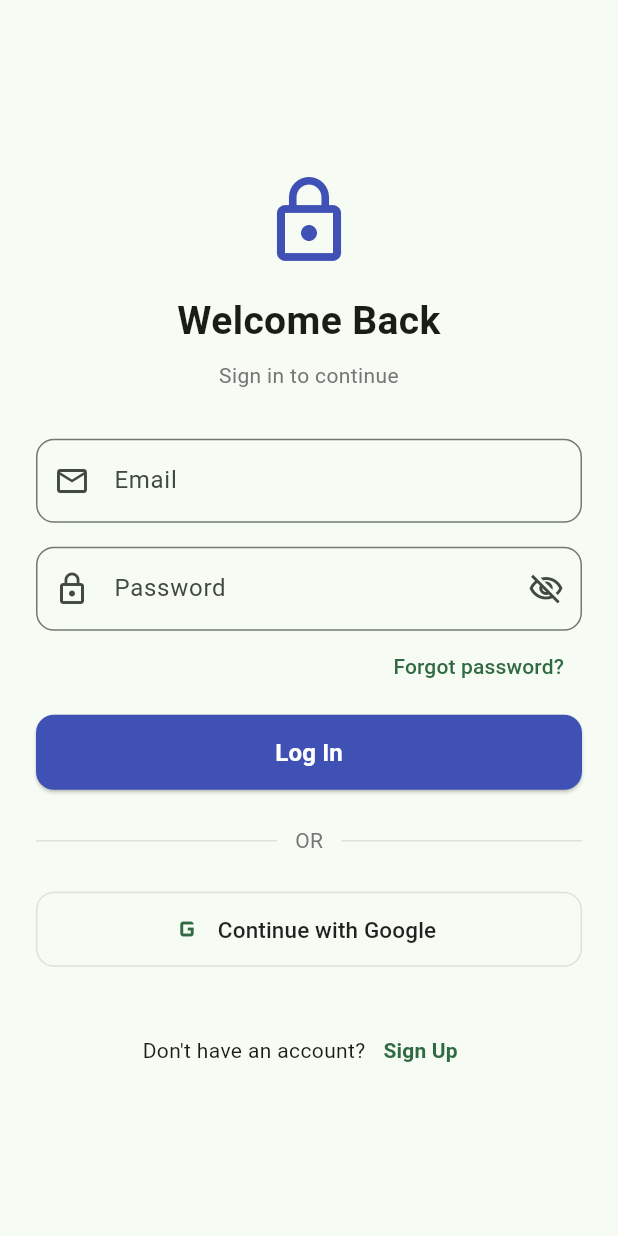
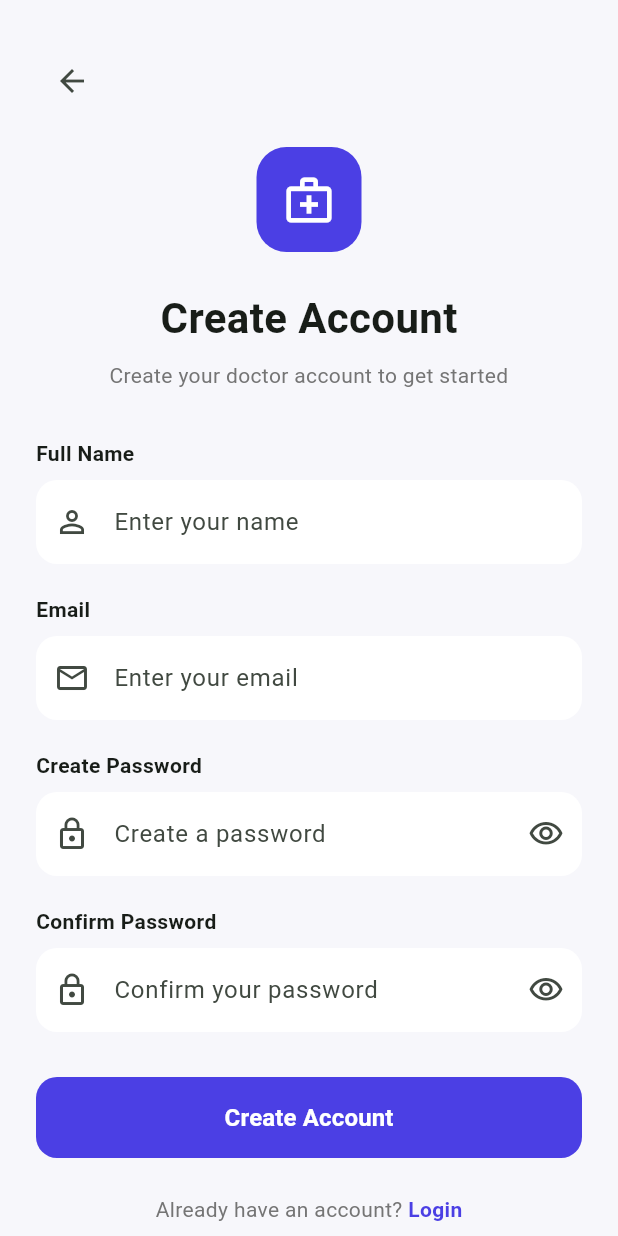
Before and after one commit to rudrawork2025-arch/rg_matrix, a Flutter app: the screen it shows after launch, after a tap on "Sign Up", on a phone screen of 412 x 824 dp. Run offline on Flutter 3.47's test engine with Material 3 defaults, Android fonts, the phone set to English and light mode, and no system bars; our stand-ins replace just_audio; missing offline and left inert: record; network calls fail.

Commit message:
Added signup page

```diff
--- a/lib/login_screen.dart
+++ b/lib/login_screen.dart
@@ -1,5 +1,6 @@
 import 'package:flutter/material.dart';
 import 'dashboard.dart';
+import 'signup.dart';
 
 
 // -----------------------------------------------------------------------
@@ -286,14 +287,25 @@ class _LoginPageState extends State<LoginPage> {
                   Row(
                     mainAxisAlignment: MainAxisAlignment.center,
                     children: [
-                      const Text("Don't have an account?"),
-                      TextButton(
-                        onPressed: () {
-                          // TODO: Navigate to sign-up page
+                      const Text(
+                        "Don't have an account? ",
+                        style: TextStyle(color: Colors.grey),
+                      ),
+                      GestureDetector(
+                        onTap: () {
+                          Navigator.push(
+                            context,
+                            MaterialPageRoute(
+                              builder: (context) => const SignUpPage(),
+                            ),
+                          );
                         },
                         child: const Text(
-                          'Sign Up',
-                          style: TextStyle(fontWeight: FontWeight.w600),
+                          "Sign Up",
+                          style: TextStyle(
+                            color: Color(0xFF4B3FE4),
+                            fontWeight: FontWeight.bold,
+                          ),
                         ),
                       ),
                     ],
--- /dev/null
+++ b/lib/signup.dart
@@ -0,0 +1,367 @@
+import 'package:flutter/material.dart';
+
+class SignUpPage extends StatefulWidget {
+  const SignUpPage({super.key});
+
+  @override
+  State<SignUpPage> createState() => _SignUpPageState();
+}
+
+class _SignUpPageState extends State<SignUpPage> {
+  static const Color primaryColor = Color(0xFF4B3FE4);
+
+  final _formKey = GlobalKey<FormState>();
+
+  final TextEditingController _nameController = TextEditingController();
+  final TextEditingController _emailController = TextEditingController();
+  final TextEditingController _passwordController = TextEditingController();
+  final TextEditingController _confirmPasswordController =
+  TextEditingController();
+
+  bool _obscurePassword = true;
+  bool _obscureConfirmPassword = true;
+
+  @override
+  void dispose() {
+    _nameController.dispose();
+    _emailController.dispose();
+    _passwordController.dispose();
+    _confirmPasswordController.dispose();
+    super.dispose();
+  }
+
+  void _createAccount() {
+    if (!_formKey.currentState!.validate()) {
+      return;
+    }
+
+    // For now this is only frontend/demo functionality.
+    // Later your backend/Firebase will create the actual account.
+
+    ScaffoldMessenger.of(context).showSnackBar(
+      const SnackBar(
+        content: Text("Account created successfully!"),
+      ),
+    );
+
+    // Later:
+    // Navigator.pushReplacement(
+    //   context,
+    //   MaterialPageRoute(builder: (_) => const LoginPage()),
+    // );
+  }
+
+  @override
+  Widget build(BuildContext context) {
+    return Scaffold(
+      backgroundColor: const Color(0xFFF7F7FB),
+      body: SafeArea(
+        child: SingleChildScrollView(
+          padding: const EdgeInsets.symmetric(horizontal: 24, vertical: 30),
+          child: Form(
+            key: _formKey,
+            child: Column(
+              crossAxisAlignment: CrossAxisAlignment.start,
+              children: [
+                // Back button
+                IconButton(
+                  onPressed: () {
+                    Navigator.pop(context);
+                  },
+                  icon: const Icon(Icons.arrow_back),
+                  padding: EdgeInsets.zero,
+                ),
+
+                const SizedBox(height: 20),
+
+                // Logo / Icon
+                Center(
+                  child: Container(
+                    width: 70,
+                    height: 70,
+                    decoration: BoxDecoration(
+                      color: primaryColor,
+                      borderRadius: BorderRadius.circular(20),
+                    ),
+                    child: const Icon(
+                      Icons.medical_services_outlined,
+                      color: Colors.white,
+                      size: 36,
+                    ),
+                  ),
+                ),
+
+                const SizedBox(height: 24),
+
+                const Center(
+                  child: Text(
+                    "Create Account",
+                    style: TextStyle(
+                      fontSize: 28,
+                      fontWeight: FontWeight.bold,
+                    ),
+                  ),
+                ),
+
+                const SizedBox(height: 8),
+
+                Center(
+                  child: Text(
+                    "Create your doctor account to get started",
+                    textAlign: TextAlign.center,
+                    style: TextStyle(
+                      fontSize: 14,
+                      color: Colors.grey.shade600,
+                    ),
+                  ),
+                ),
+
+                const SizedBox(height: 32),
+
+                // NAME
+                const Text(
+                  "Full Name",
+                  style: TextStyle(
+                    fontWeight: FontWeight.w600,
+                    fontSize: 14,
+                  ),
+                ),
+
+                const SizedBox(height: 8),
+
+                TextFormField(
+                  controller: _nameController,
+                  textInputAction: TextInputAction.next,
+                  decoration: InputDecoration(
+                    hintText: "Enter your name",
+                    prefixIcon: const Icon(Icons.person_outline),
+                    filled: true,
+                    fillColor: Colors.white,
+                    border: OutlineInputBorder(
+                      borderRadius: BorderRadius.circular(14),
+                      borderSide: BorderSide.none,
+                    ),
+                  ),
+                  validator: (value) {
+                    if (value == null || value.trim().isEmpty) {
+                      return "Please enter your name";
+                    }
+
+                    if (value.trim().length < 2) {
+                      return "Please enter a valid name";
+                    }
+
+                    return null;
+                  },
+                ),
+
+                const SizedBox(height: 20),
+
+                // EMAIL
+                const Text(
+                  "Email",
+                  style: TextStyle(
+                    fontWeight: FontWeight.w600,
+                    fontSize: 14,
+                  ),
+                ),
+
+                const SizedBox(height: 8),
+
+                TextFormField(
+                  controller: _emailController,
+                  keyboardType: TextInputType.emailAddress,
+                  textInputAction: TextInputAction.next,
+                  decoration: InputDecoration(
+                    hintText: "Enter your email",
+                    prefixIcon: const Icon(Icons.email_outlined),
+                    filled: true,
+                    fillColor: Colors.white,
+                    border: OutlineInputBorder(
+                      borderRadius: BorderRadius.circular(14),
+                      borderSide: BorderSide.none,
+                    ),
+                  ),
+                  validator: (value) {
+                    if (value == null || value.trim().isEmpty) {
+                      return "Please enter your email";
+                    }
+
+                    final emailRegex =
+                    RegExp(r'^[^@\s]+@[^@\s]+\.[^@\s]+$');
+
+                    if (!emailRegex.hasMatch(value.trim())) {
+                      return "Please enter a valid email";
+                    }
+
+                    return null;
+                  },
+                ),
+
+                const SizedBox(height: 20),
+
+                // PASSWORD
+                const Text(
+                  "Create Password",
+                  style: TextStyle(
+                    fontWeight: FontWeight.w600,
+                    fontSize: 14,
+                  ),
+                ),
+
+                const SizedBox(height: 8),
+
+                TextFormField(
+                  controller: _passwordController,
+                  obscureText: _obscurePassword,
+                  textInputAction: TextInputAction.next,
+                  decoration: InputDecoration(
+                    hintText: "Create a password",
+                    prefixIcon: const Icon(Icons.lock_outline),
+                    suffixIcon: IconButton(
+                      onPressed: () {
+                        setState(() {
+                          _obscurePassword = !_obscurePassword;
+                        });
+                      },
+                      icon: Icon(
+                        _obscurePassword
+                            ? Icons.visibility_outlined
+                            : Icons.visibility_off_outlined,
+                      ),
+                    ),
+                    filled: true,
+                    fillColor: Colors.white,
+                    border: OutlineInputBorder(
+                      borderRadius: BorderRadius.circular(14),
+                      borderSide: BorderSide.none,
+                    ),
+                  ),
+                  validator: (value) {
+                    if (value == null || value.isEmpty) {
+                      return "Please create a password";
+                    }
+
+                    if (value.length < 6) {
+                      return "Password must be at least 6 characters";
+                    }
+
+                    return null;
+                  },
+                ),
+
+                const SizedBox(height: 20),
+
+                // CONFIRM PASSWORD
+                const Text(
+                  "Confirm Password",
+                  style: TextStyle(
+                    fontWeight: FontWeight.w600,
+                    fontSize: 14,
+                  ),
+                ),
+
+                const SizedBox(height: 8),
+
+                TextFormField(
+                  controller: _confirmPasswordController,
+                  obscureText: _obscureConfirmPassword,
+                  textInputAction: TextInputAction.done,
+                  decoration: InputDecoration(
+                    hintText: "Confirm your password",
+                    prefixIcon: const Icon(Icons.lock_outline),
+                    suffixIcon: IconButton(
+                      onPressed: () {
+                        setState(() {
+                          _obscureConfirmPassword =
+                          !_obscureConfirmPassword;
+                        });
+                      },
+                      icon: Icon(
+                        _obscureConfirmPassword
+                            ? Icons.visibility_outlined
+                            : Icons.visibility_off_outlined,
+                      ),
+                    ),
+                    filled: true,
+                    fillColor: Colors.white,
+                    border: OutlineInputBorder(
+                      borderRadius: BorderRadius.circular(14),
+                      borderSide: BorderSide.none,
+                    ),
+                  ),
+                  validator: (value) {
+                    if (value == null || value.isEmpty) {
+                      return "Please confirm your password";
+                    }
+
+                    if (value != _passwordController.text) {
+                      return "Passwords do not match";
+                    }
+
+                    return null;
+                  },
+                ),
+
+                const SizedBox(height: 30),
+
+                // CREATE ACCOUNT BUTTON
+                SizedBox(
+                  width: double.infinity,
+                  height: 54,
+                  child: ElevatedButton(
+                    onPressed: _createAccount,
+                    style: ElevatedButton.styleFrom(
+                      backgroundColor: primaryColor,
+                      foregroundColor: Colors.white,
+                      elevation: 0,
+                      shape: RoundedRectangleBorder(
+                        borderRadius: BorderRadius.circular(14),
+                      ),
+                    ),
+                    child: const Text(
+                      "Create Account",
+                      style: TextStyle(
+                        fontSize: 16,
+                        fontWeight: FontWeight.w600,
+                      ),
+                    ),
+                  ),
+                ),
+
+                const SizedBox(height: 24),
+
+                // LOGIN
+                Row(
+                  mainAxisAlignment: MainAxisAlignment.center,
+                  children: [
+                    Text(
+                      "Already have an account? ",
+                      style: TextStyle(
+                        color: Colors.grey.shade600,
+                      ),
+                    ),
+                    GestureDetector(
+                      onTap: () {
+                        Navigator.pop(context);
+                      },
+                      child: const Text(
+                        "Login",
+                        style: TextStyle(
+                          color: primaryColor,
+                          fontWeight: FontWeight.bold,
+                        ),
+                      ),
+                    ),
+                  ],
+                ),
+
+                const SizedBox(height: 20),
+              ],
+            ),
+          ),
+        ),
+      ),
+    );
+  }
+}
```
